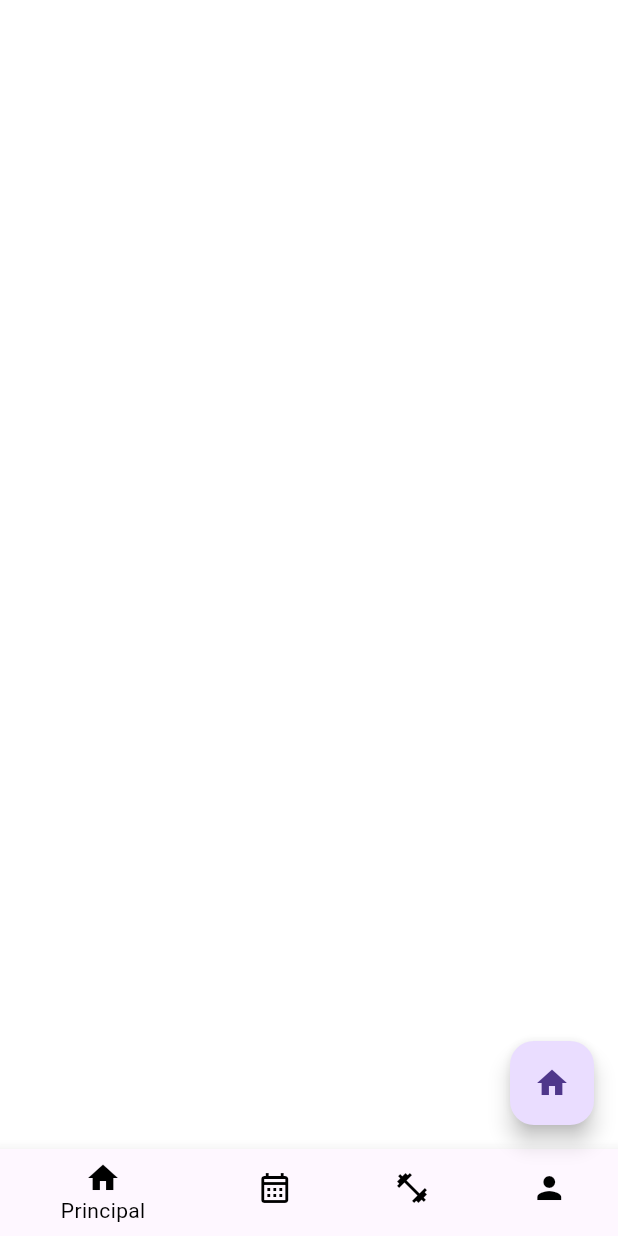
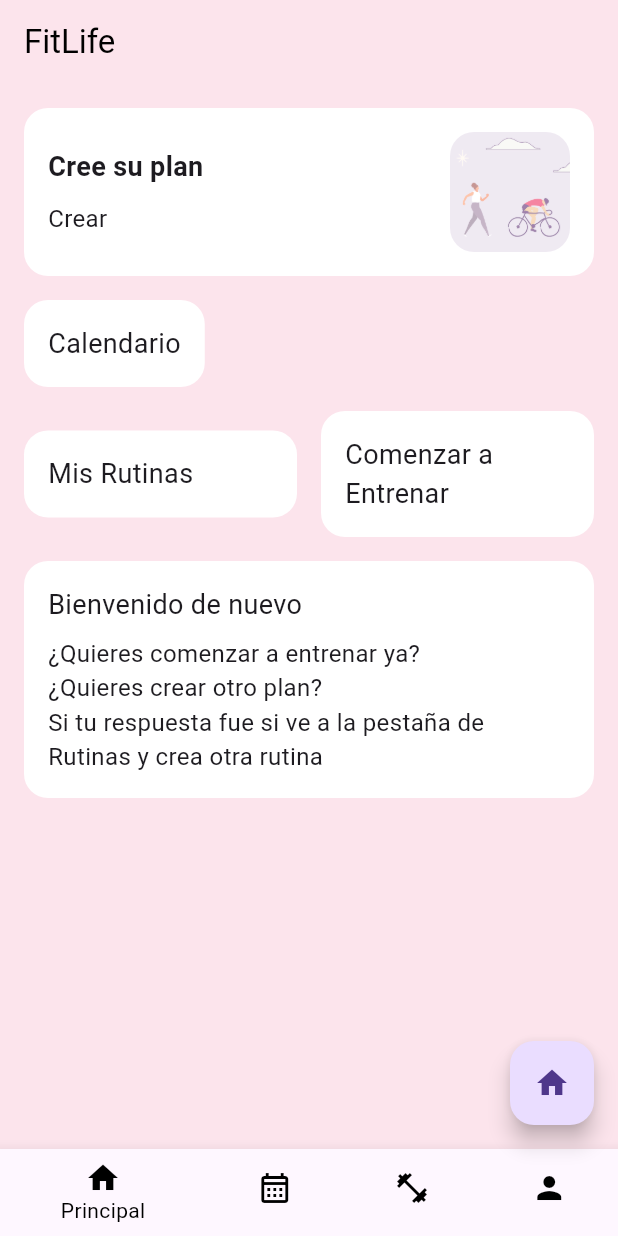
Before and after one commit to rafaelmoralesd/Fitlife, a Flutter app: the screen it shows once a user with an empty profile is signed in, on a phone screen of 412 x 824 dp. Run offline on Flutter 3.47's test engine with Material 3 defaults, Android fonts, the phone set to English and light mode, and no system bars; our stand-ins replace firebase_auth, firebase_core, google_sign_in, shared_preferences, table_calendar; missing offline and left inert: social_auth_buttons; accounts and stored records are empty.

Commit message:
pantalla inicio

```diff
--- /dev/null
+++ b/lib/inicio.dart
@@ -0,0 +1,126 @@
+import 'package:flutter/material.dart';
+
+//pestaña del menu principal
+class HomeMenuPage extends StatelessWidget {
+  const HomeMenuPage({
+    super.key,
+  });
+
+  @override
+  Widget build(BuildContext context) {
+    print("Home Menu Page cargado");
+    return Scaffold(
+      backgroundColor: Colors.pink[50],
+      appBar: AppBar(
+        title: Text('FitLife', style: TextStyle(color: Colors.black)),
+        backgroundColor: Colors.pink[50],
+        elevation: 0,
+      ),
+      body: Padding(
+        padding: const EdgeInsets.all(16.0),
+        child: Column(
+          crossAxisAlignment: CrossAxisAlignment.start,
+          children: [
+            Container(
+              padding: EdgeInsets.all(16.0),
+              decoration: BoxDecoration(
+                color: Colors.white,
+                borderRadius: BorderRadius.circular(16.0),
+              ),
+              child: Row(
+                children: [
+                  // Contenedor para los textos
+                  Expanded(
+                    child: Column(
+                      crossAxisAlignment: CrossAxisAlignment.start,
+                      children: [
+                        Text('Cree su plan',
+                            style: TextStyle(
+                                fontSize: 18.0, fontWeight: FontWeight.bold)),
+                        SizedBox(height: 10.0),
+                        Text('Crear', style: TextStyle(fontSize: 16.0)),
+                      ],
+                    ),
+                  ),
+                  SizedBox(width: 16.0),
+
+                  ClipRRect(
+                    borderRadius: BorderRadius.circular(16.0),
+                    child: Opacity(
+                      opacity: 0.5,
+                      child: Image.asset(
+                        'assets/imagen5.png',
+                        width: 80.0,
+                        height: 80.0,
+                        fit: BoxFit.cover,
+                      ),
+                    ),
+                  ),
+                ],
+              ),
+            ),
+            SizedBox(height: 16.0),
+            Container(
+              padding: EdgeInsets.all(16.0),
+              decoration: BoxDecoration(
+                color: Colors.white,
+                borderRadius: BorderRadius.circular(16.0),
+              ),
+              child: Text('Calendario', style: TextStyle(fontSize: 18.0)),
+            ),
+            SizedBox(height: 16.0),
+            Row(
+              children: [
+                Expanded(
+                  child: Container(
+                    padding: EdgeInsets.all(16.0),
+                    decoration: BoxDecoration(
+                      color: Colors.white,
+                      borderRadius: BorderRadius.circular(16.0),
+                    ),
+                    child:
+                        Text('Mis Rutinas', style: TextStyle(fontSize: 18.0)),
+                  ),
+                ),
+                SizedBox(width: 16.0),
+                Expanded(
+                  child: Container(
+                    padding: EdgeInsets.all(16.0),
+                    decoration: BoxDecoration(
+                      color: Colors.white,
+                      borderRadius: BorderRadius.circular(16.0),
+                    ),
+                    child: Text('Comenzar a Entrenar',
+                        style: TextStyle(fontSize: 18.0)),
+                  ),
+                ),
+              ],
+            ),
+            SizedBox(height: 16.0),
+            Container(
+              padding: EdgeInsets.all(16.0),
+              decoration: BoxDecoration(
+                color: Colors.white,
+                borderRadius: BorderRadius.circular(16.0),
+              ),
+              child: const Column(
+                crossAxisAlignment: CrossAxisAlignment.start,
+                children: [
+                  Text('Bienvenido de nuevo', style: TextStyle(fontSize: 18.0)),
+                  SizedBox(height: 8.0),
+                  Text('¿Quieres comenzar a entrenar ya?',
+                      style: TextStyle(fontSize: 16.0)),
+                  Text('¿Quieres crear otro plan?',
+                      style: TextStyle(fontSize: 16.0)),
+                  Text(
+                      'Si tu respuesta fue si ve a la pestaña de Rutinas y crea otra rutina',
+                      style: TextStyle(fontSize: 16.0)),
+                ],
+              ),
+            ),
+          ],
+        ),
+      ),
+    );
+  }
+}
--- a/lib/principal_page.dart
+++ b/lib/principal_page.dart
@@ -1,6 +1,7 @@
 import 'package:flutter/material.dart';
 import 'package:myapp/crearRutina.dart';
 import 'package:myapp/calendario.dart';
+import 'package:myapp/inicio.dart';
 
 class PrincipalPage extends StatefulWidget {
   const PrincipalPage({super.key});
@@ -86,18 +87,3 @@ class _PrincipalPageState extends State<PrincipalPage> {
             : null);
   }
 }
-
-//pestaña del menu principal
-class HomeMenuPage extends StatelessWidget {
-  const HomeMenuPage({
-    super.key,
-  });
-
-  @override
-  Widget build(BuildContext context) {
-    print("Home Menu Page cargado");
-    return Container(
-      color: Colors.white,
-    );
-  }
-}
```
Also changed, not shown: assets/imagen 6.png (added), assets/imagen5.png (added).
